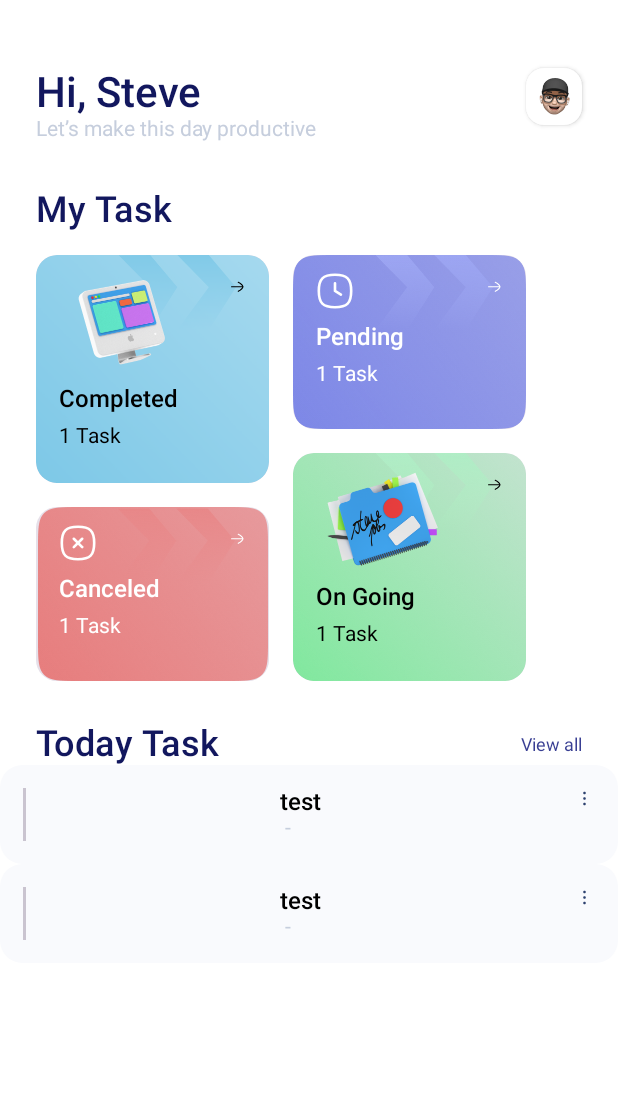
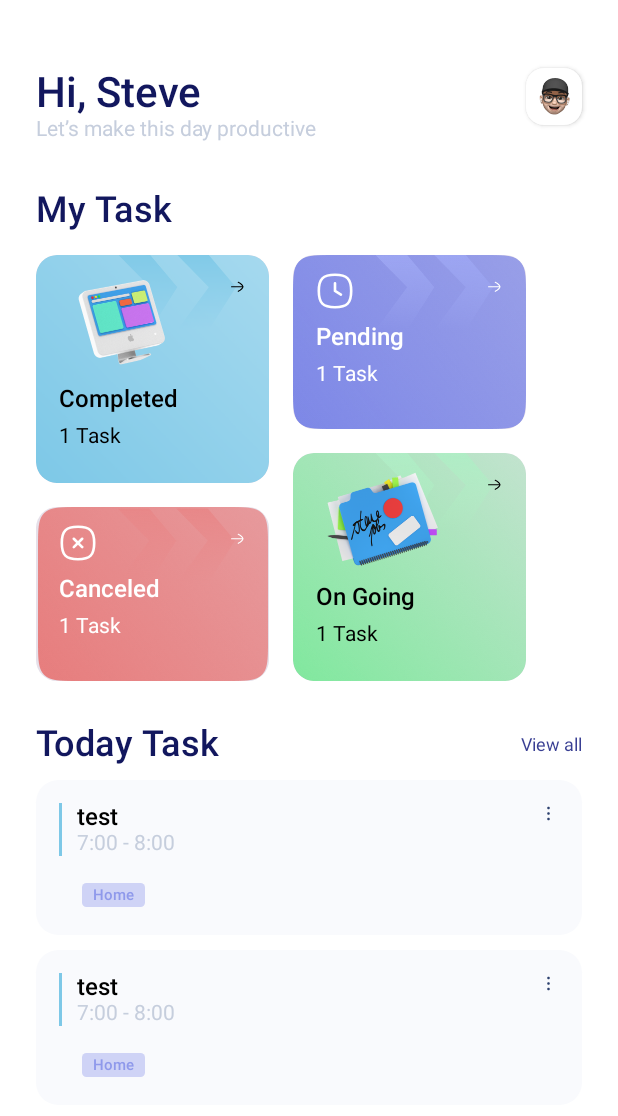
Before and after one commit to reubennguyen224/DemoCompose, an Android app built with Jetpack Compose: the @Preview function PreviewHome, on a phone screen of 412 x 824 dp. Shown: the top 1116 px of the screen. Run offline under Robolectric (Android 15) with nearby library versions, the phone set to English and light mode, and no system bars.

Commit message:
home screen p2

```diff
--- a/app/src/main/java/com/demoapp/democompose/ui/screens/common/CardTask.kt
+++ b/app/src/main/java/com/demoapp/democompose/ui/screens/common/CardTask.kt
@@ -8,13 +8,17 @@ import androidx.compose.foundation.layout.fillMaxWidth
 import androidx.compose.foundation.layout.height
 import androidx.compose.foundation.layout.padding
 import androidx.compose.foundation.layout.width
+import androidx.compose.foundation.lazy.LazyRow
+import androidx.compose.foundation.lazy.items
 import androidx.compose.foundation.shape.RoundedCornerShape
 import androidx.compose.material3.Card
 import androidx.compose.material3.CardDefaults
 import androidx.compose.material3.Divider
 import androidx.compose.material3.Text
 import androidx.compose.runtime.Composable
+import androidx.compose.ui.Alignment
 import androidx.compose.ui.Modifier
+import androidx.compose.ui.graphics.Color
 import androidx.compose.ui.res.painterResource
 import androidx.compose.ui.text.buildAnnotatedString
 import androidx.compose.ui.text.font.FontWeight
@@ -22,9 +26,14 @@ import androidx.compose.ui.tooling.preview.Preview
 import androidx.compose.ui.unit.dp
 import androidx.compose.ui.unit.sp
 import com.demoapp.democompose.R
+import com.demoapp.democompose.ui.screens.home.state.StatusTask
 import com.demoapp.democompose.ui.screens.home.state.Task
+import com.demoapp.democompose.ui.theme.bgCancel
+import com.demoapp.democompose.ui.theme.bgComplete
+import com.demoapp.democompose.ui.theme.bgOngoing
 import com.demoapp.democompose.ui.theme.cardColor
 import com.demoapp.democompose.ui.theme.hintColor
+import com.demoapp.democompose.ui.theme.tagColor
 import com.demoapp.democompose.ui.theme.textColor
 
 @Preview(showBackground = true)
@@ -43,19 +52,38 @@ fun ItemTask(modifier: Modifier = Modifier, task: Task = Task()) {
             .fillMaxWidth()
             .padding(15.dp),
             horizontalArrangement = Arrangement.SpaceBetween){
+            Column(horizontalAlignment = Alignment.Start, modifier = Modifier) {
+                Row {
                     Divider(modifier = Modifier
                         .width(2.dp)
-                .height(35.dp))
+                        .height(35.dp), color = getColor(task)
+                    )
                     Column {
-                Text(text = task.title, fontWeight = FontWeight.Medium, fontSize = 16.sp, color = textColor)
+                        Text(text = task.title, fontWeight = FontWeight.Medium, fontSize = 16.sp, color = textColor, modifier = Modifier.padding(start = 10.dp))
                         Text(text = buildAnnotatedString {
                             append(task.timeBegin)
                             append(" - ")
                             append(task.timeEnd)
-                }, color = hintColor, fontSize = 14.sp)
+                        }, color = hintColor, fontSize = 14.sp, modifier = Modifier.padding(start = 10.dp))
 
+                        LazyRow(modifier = Modifier.padding(top = 15.dp, start = 10.dp)){
+                            items(task.tags){
+                                Tag(name = it.name)
+                            }
+                        }
+                    }
+                }
             }
             Image(painter = painterResource(id = R.drawable.ic_more), contentDescription = "more")
         }
     }
 }
+
+fun getColor(task: Task): Color{
+    return when (task.status) {
+        StatusTask.Completed -> bgComplete
+        StatusTask.Pending -> tagColor
+        StatusTask.Canceled -> bgCancel
+        StatusTask.OnGoing -> bgOngoing
+    }
+}
--- a/app/src/main/java/com/demoapp/democompose/ui/screens/home/HomeScreen.kt
+++ b/app/src/main/java/com/demoapp/democompose/ui/screens/home/HomeScreen.kt
@@ -25,7 +25,6 @@ import com.demoapp.democompose.ui.screens.home.state.ListTask
 import com.demoapp.democompose.ui.screens.home.state.Task
 import com.demoapp.democompose.ui.screens.home.state.User
 import com.demoapp.democompose.ui.theme.hintColor
-import com.demoapp.democompose.ui.theme.primaryColor
 import com.demoapp.democompose.ui.theme.subTextColor
 import com.demoapp.democompose.ui.theme.titleColor
 import com.demoapp.democompose.ui.theme.white
@@ -40,7 +39,12 @@ fun HomeScreen() {
             cancelTaskList = ListTask(listOf(Task(title = "test"))),
             onGoingTaskList = ListTask(listOf(Task(title = "test")))
         ),
-        ListTask(listOf(Task(title = "test"), Task(title = "test")))
+        ListTask(
+            listOf(
+                Task(title = "test", timeBegin = "7:00", timeEnd = "8:00"),
+                Task(title = "test", timeBegin = "7:00", timeEnd = "8:00")
+            )
+        )
     )
     LazyColumn() {
         items(tempList) { item ->
@@ -107,10 +111,15 @@ fun HomeScreen() {
                             fontSize = 24.sp,
                             color = titleColor,
                         )
-                        Text(text = "View all", color = subTextColor, fontSize = 12.sp, modifier = Modifier.align(Alignment.CenterVertically))
+                        Text(
+                            text = "View all",
+                            color = subTextColor,
+                            fontSize = 12.sp,
+                            modifier = Modifier.align(Alignment.CenterVertically)
+                        )
                     }
                     item.list.forEach {
-                        ItemTask(task = it)
+                        ItemTask(task = it, modifier = Modifier.padding(start = 24.dp, end = 24.dp, top = 10.dp))
                     }
                 }
             }
--- a/app/src/main/java/com/demoapp/democompose/ui/screens/home/state/User.kt
+++ b/app/src/main/java/com/demoapp/democompose/ui/screens/home/state/User.kt
@@ -13,7 +13,7 @@ data class ListTask(
 data class Task(
     val status: StatusTask = StatusTask.Completed,
     val title: String = "",
-    val tags: Tags = Tags.Home,
+    val tags: List<Tags> = listOf(Tags.Home),
     val type: TypeTask = TypeTask.Personal,
     val date: String = "",
     val timeBegin: String = "",
--- a/app/src/main/java/com/demoapp/democompose/ui/theme/Color.kt
+++ b/app/src/main/java/com/demoapp/democompose/ui/theme/Color.kt
@@ -23,3 +23,6 @@ val subTextColor = Color(0xFF393F93)
 val cardColor = Color(0xFFF9FAFD)
 val tagColor = Color(0x668F99EB)
 val tagTextColor = Color(0xFF8F99EB)
+val bgComplete = Color(0xFF7EC8E7)
+val bgCancel = Color(0xFFE88B8C)
+val bgOngoing = Color(0xFFD1FEFF)
```
Also changed, not shown: app/src/main/java/com/demoapp/democompose/HomeActivity.kt (+24 -13 lines). Lines whose indentation alone changed are shown as unchanged.
